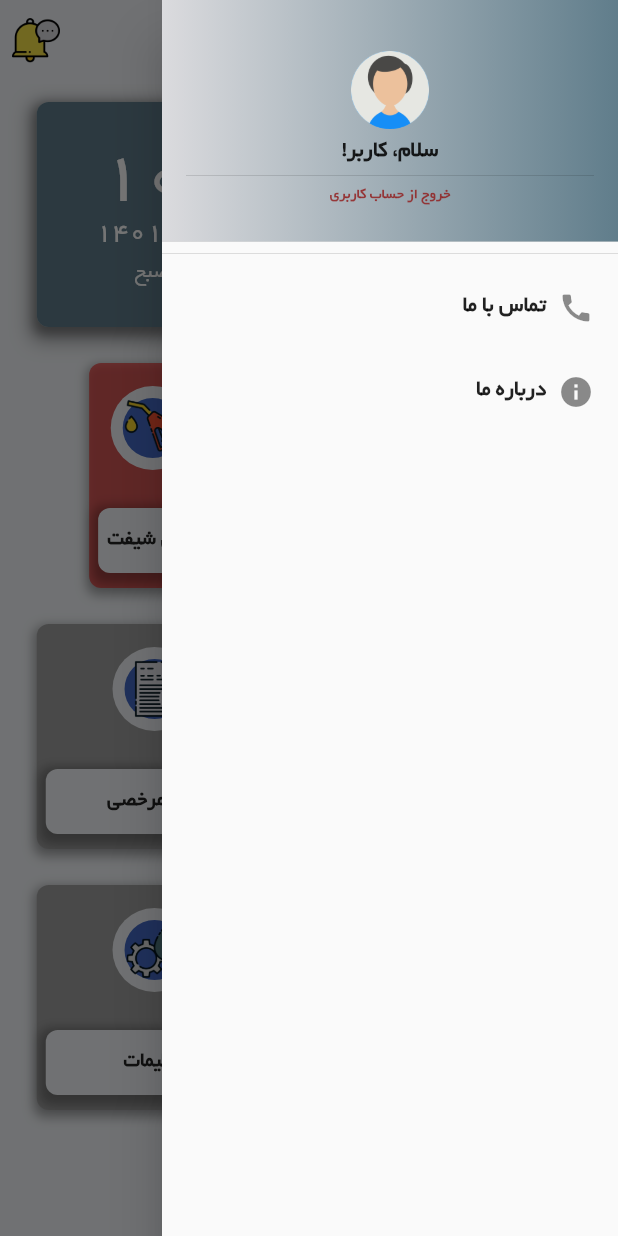
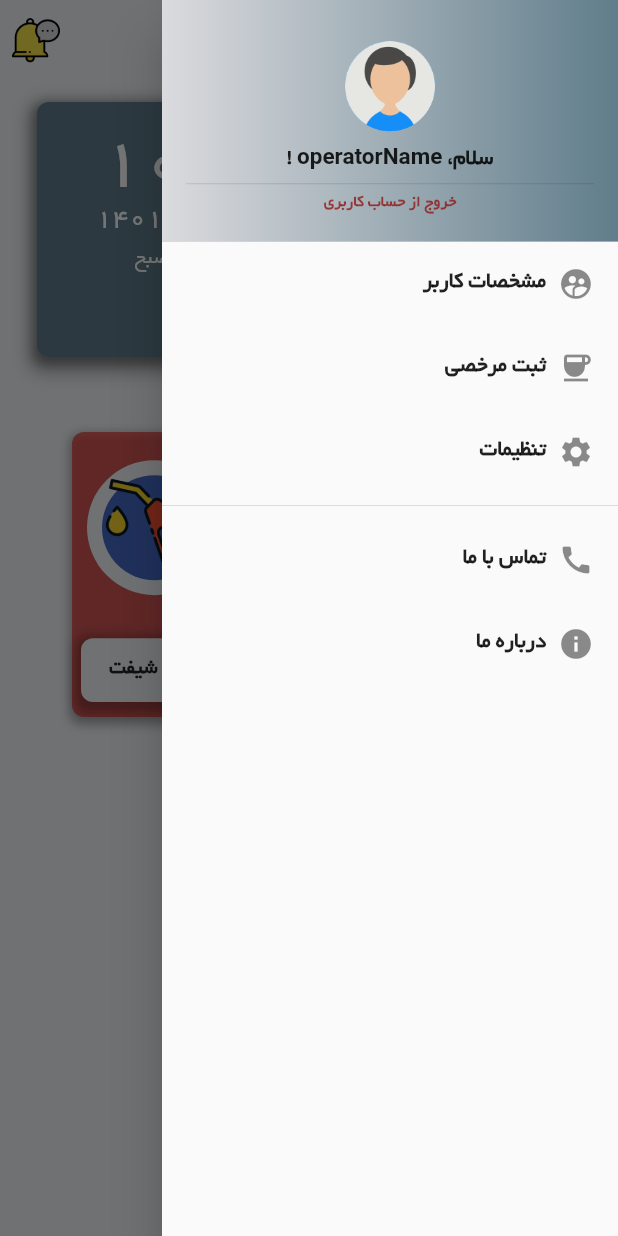
Before and after one commit to arrousta/ftm_service_app, a Flutter app: the HomePage screen opened by its route, with the side drawer open, on a phone screen of 412 x 824 dp. Run offline on Flutter 3.47's test engine with Material 2 defaults, Android fonts, the phone set to English and light mode, and no system bars; our stand-ins replace flutter_spinkit, package_info_plus, page_transition, shared_preferences, url_launcher_web; missing offline and left inert: package_info_plus_web, shared_preferences_web; accounts and stored records are empty; network calls fail.

Commit message:
Alireza : home screen UI changed and Drawer menu and some items

```diff
--- a/lib/screens/home_page.dart
+++ b/lib/screens/home_page.dart
@@ -12,7 +12,6 @@ import 'package:ftm_service_app/services/shared_preference.dart';
 import 'package:intl/intl.dart';
 import 'package:ftm_service_app/widgets/persian_date.dart';
 import 'package:page_transition/page_transition.dart';
-import 'package:shared_preferences/shared_preferences.dart';
 import '../widgets/icon_content.dart';
 import '../widgets/reusable_card.dart';
 import '../services/translations.dart';
@@ -23,6 +22,16 @@ class HomePage extends StatelessWidget {
     required this.operatorName,
   }) : super(key: key);
   final String operatorName;
+
+  void _handleLogout(BuildContext context) async {
+    SharedPreference sharedPreference = SharedPreference();
+    sharedPreference.remove("username");
+    Navigator.pushReplacement(
+      context,
+      PageTransition(
+          child: const WelcomePage(), type: PageTransitionType.leftToRight),
+    );
+  }
 
   @override
   Widget build(BuildContext context) {
@@ -66,7 +75,7 @@ class HomePage extends StatelessWidget {
                     mainAxisAlignment: MainAxisAlignment.center,
                     children: [
                       const CircleAvatar(
-                        radius: 26,
+                        radius: 30,
                         backgroundColor: Colors.blue,
                         child: Image(
                           image: AssetImage("assets/images/user.png"),
@@ -76,20 +85,86 @@ class HomePage extends StatelessWidget {
                         height: 8,
                       ),
                       Text(
-                        Translations.of(context).text("hi_user"),
+                        Translations.of(context).text("hi_user") +
+                            operatorName +
+                            " !",
                       ),
                       const Divider(),
                       GestureDetector(
-                        onTap: () {},
+                        onTap: () {
+                          _handleLogout(context);
+                        },
                         child: Text(
                           Translations.of(context).text("log_out"),
-                          style: TextStyle(color: kErrorColor, fontSize: 10),
+                          style: TextStyle(color: kErrorColor, fontSize: 11),
                         ),
                       ),
                     ],
                   ),
                 ],
               ),
+            ),
+            ListTile(
+              title: Row(
+                children: [
+                  Icon(Icons.supervised_user_circle),
+                  Padding(
+                    padding: EdgeInsets.only(right: 8),
+                    child: Text(Translations.of(context).text("profile")),
+                  ),
+                ],
+              ),
+              onTap: () {
+                Navigator.pop(context);
+                Navigator.push(
+                  context,
+                  PageTransition(
+                      child: MiCard(), type: PageTransitionType.leftToRight),
+                );
+                // Navigator.pop(context);
+              },
+            ),
+            ListTile(
+              title: Row(
+                children: [
+                  Icon(Icons.coffee),
+                  Padding(
+                    padding: EdgeInsets.only(right: 8),
+                    child: Text(Translations.of(context).text("take_leave")),
+                  ),
+                ],
+              ),
+              onTap: () {
+                Navigator.pop(context);
+                // Navigator.push(
+                //   context,
+                //   PageTransition(
+                //       child: MiCard(),
+                //       type: PageTransitionType.leftToRight),
+                // );
+                // Navigator.pop(context);
+              },
+            ),
+            ListTile(
+              title: Row(
+                children: [
+                  Icon(Icons.settings),
+                  Padding(
+                    padding: EdgeInsets.only(right: 8),
+                    child: Text(Translations.of(context).text("setting")),
+                  ),
+                ],
+              ),
+              onTap: () {
+                Navigator.pop(context);
+                // Navigator.push(
+                //   context,
+                //   PageTransition(
+                //       child: MiCard(),
+                //       type: PageTransitionType.leftToRight),
+                // );
+                // Navigator.pop(context);
+              },
             ),
             const Divider(),
             ListTile(
@@ -222,15 +297,6 @@ class _HomePageBodyState extends State<HomePageBody> {
     super.initState();
   }
 
-  void _handleLogout() async {
-    sharedPreference.remove("username");
-    Navigator.pushReplacement(
-      context,
-      PageTransition(
-          child: const WelcomePage(), type: PageTransitionType.leftToRight),
-    );
-  }
-
   @override
   Widget build(BuildContext context) {
     return WillPopScope(
@@ -256,11 +322,21 @@ class _HomePageBodyState extends State<HomePageBody> {
                         children: [
                           Column(
                             children: [
-                              const CircleAvatar(
+                              GestureDetector(
+                                onTap: () async {
+                                  await Navigator.push(
+                                    context,
+                                    PageTransition(
+                                        child: MiCard(),
+                                        type: PageTransitionType.leftToRight),
+                                  );
+                                },
+                                child: const CircleAvatar(
                                   radius: 40.0,
                                   backgroundColor: Colors.blue,
                                   backgroundImage:
                                       AssetImage("assets/images/user.png"),
+                                ),
                               ),
                               const SizedBox(
                                 height: 16,
@@ -301,21 +377,35 @@ class _HomePageBodyState extends State<HomePageBody> {
                           ),
                         ],
                       ),
+                      SizedBox(
+                        height: 5.0,
+                        width: 160.0,
+                        child: Divider(
+                          color: Colors.teal.shade100,
+                        ),
+                      ),
+                      Text(
+                        "جایگاه صغاد",
+                        style: const TextStyle(
+                            color: Colors.white, fontSize: 18.0),
+                      ),
                     ],
                   ),
                 ),
               ),
+              const SizedBox(
+                height: 26,
+              ),
               Row(
                 mainAxisAlignment: MainAxisAlignment.spaceAround,
                 children: [
-                  ReusableCard(
-                    colour: kGreenColor,
-                    cardChild: IconContent(
+                  IconContent(
+                    color: kGreenColor,
                     iconAddress: "assets/icon/gas-green.png",
                     label: Translations.of(context).text("start_shift"),
-                    ),
                     onPress: () {
-                      setState(() {
+                      setState(
+                        () {
                           Navigator.pushReplacement(
                             context,
                             PageTransition(
@@ -323,17 +413,17 @@ class _HomePageBodyState extends State<HomePageBody> {
                               child: LoadingPage(
                                 keyPage: 'start',
                                 operatorName: widget.operatorName,
-                              )),
+                              ),
+                            ),
                           );
-                      });
+                        },
+                      );
                     },
                   ),
-                  ReusableCard(
-                    colour: kRedColor,
-                    cardChild: IconContent(
+                  IconContent(
+                    color: kRedColor,
                     iconAddress: "assets/icon/gas-red.png",
                     label: Translations.of(context).text("end_shift"),
-                    ),
                     onPress: () {
                       Navigator.pushReplacement(
                         context,
@@ -342,72 +432,9 @@ class _HomePageBodyState extends State<HomePageBody> {
                               keyPage: 'end',
                               operatorName: widget.operatorName,
                             ),
-                              type: PageTransitionType.rightToLeft));
-                    },
-                  ),
-                ],
-              ),
-
-              Row(
-                children: [
-                  Expanded(
-                    child: ReusableCard(
-                      onPress: () {
-                        Navigator.push(
-                          context,
-                          PageTransition(
-                              child: MiCard(),
-                              type: PageTransitionType.leftToRight),
+                            type: PageTransitionType.rightToLeft),
                       );
                     },
-                      colour: kBoxBackgroundColor,
-                      cardChild: IconContent(
-                        iconAddress: "assets/icon/engineer.png",
-                        label: Translations.of(context).text("profile"),
-                      ),
-                    ),
-                  ),
-                  Expanded(
-                    child: ReusableCard(
-                      onPress: () {
-                        //TODO : TAKE LEAVE button
-                      },
-                      colour: kBoxBackgroundColor,
-                      cardChild: IconContent(
-                        iconAddress: "assets/icon/letter.png",
-                        label: Translations.of(context).text("take_leave"),
-                      ),
-                    ),
-                  ),
-                ],
-              ),
-              Row(
-                children: [
-                  Expanded(
-                    child: ReusableCard(
-                      colour: kBoxBackgroundColor,
-                      cardChild: IconContent(
-                        iconAddress: "assets/icon/flame.png",
-                        label: Translations.of(context).text("log_out"),
-                      ),
-                      onPress: () {
-                        setState(() {
-                          _handleLogout();
-                        });
-                      },
-                    ),
-                  ),
-                  Expanded(
-                    child: ReusableCard(
-                      onPress: () {
-                        //TODO : SETTING button
-                      },
-                      colour: kBoxBackgroundColor,
-                      cardChild: IconContent(
-                        iconAddress: "assets/icon/maintenance.png",
-                        label: Translations.of(context).text("setting"),
-                      ),
-                    ),
                   ),
                 ],
               ),
--- a/lib/screens/start_shift_page.dart
+++ b/lib/screens/start_shift_page.dart
@@ -333,7 +333,7 @@ class _StartShiftState extends State<StartShift> {
                                 ),
                               ),
                             );
-                          }, // add comment for git
+                          },
                           child: Row(
                             mainAxisAlignment: MainAxisAlignment.center,
                             children: [
--- a/lib/screens/welcome_page.dart
+++ b/lib/screens/welcome_page.dart
@@ -75,6 +75,9 @@ class _WelcomePageState extends State<WelcomePage> {
         Locale('fa', 'IR'),
         Locale('en', 'US'),
       ],
+      theme: ThemeData(
+        fontFamily: 'Yekan',
+      ),
       debugShowCheckedModeBanner: false,
       home: Scaffold(
         body: Center(
--- a/lib/widgets/icon_content.dart
+++ b/lib/widgets/icon_content.dart
@@ -1,32 +1,61 @@
 import 'package:flutter/material.dart';
 import 'package:ftm_service_app/constructor.dart';
 
-class IconContent extends StatelessWidget {
-  const IconContent({
-    Key? key,
+class IconContent extends StatefulWidget {
+  const IconContent(
+      {Key? key,
       required this.label,
       required this.iconAddress,
-  }) : super(key: key);
+      required this.color,
+      required this.onPress})
+      : super(key: key);
   final String? iconAddress;
   final String label;
+  final Color? color;
+  final Function()? onPress;
 
   @override
+  State<IconContent> createState() => _IconContentState();
+}
+
+class _IconContentState extends State<IconContent> {
+  @override
   Widget build(BuildContext context) {
-    return Container(
+    return GestureDetector(
+      onTap: widget.onPress,
+      child: Container(
+        height: 190,
+        width: 110,
+        margin: const EdgeInsets.symmetric(horizontal: 24.5, vertical: 12),
+        decoration: BoxDecoration(
+          color: widget.color,
+          boxShadow: const [
+            BoxShadow(
+              color: Color.fromRGBO(0, 0, 0, .3),
+              blurRadius: 5,
+              spreadRadius: 2,
+              offset: Offset(0, 3),
+            ),
+          ],
+          borderRadius: const BorderRadiusDirectional.all(
+            Radius.circular(8),
+          ),
+        ),
         child: Column(
           mainAxisAlignment: MainAxisAlignment.center,
           children: [
             Expanded(
-            flex: 2,
+              flex: 3,
               child: CircleAvatar(
-              radius: 28,
+                radius: 45,
                 backgroundColor: kLightBackgroundColor,
                 child: CircleAvatar(
+                  radius: 35,
                   backgroundColor: kPrimaryColor,
                   child: Image(
-                  image: AssetImage(iconAddress ?? ""),
-                  width: 80,
-                  height: 80,
+                    image: AssetImage(widget.iconAddress ?? ""),
+                    width: 90,
+                    height: 90,
                   ),
                 ),
               ),
@@ -42,7 +71,7 @@ class IconContent extends StatelessWidget {
                 margin: const EdgeInsets.symmetric(horizontal: 6),
                 decoration: buttonPanelPlateDecoration,
                 child: Text(
-                label,
+                  widget.label,
                   style: kMainTextStyle,
                 ),
               ),
@@ -52,6 +81,7 @@ class IconContent extends StatelessWidget {
             ),
           ],
         ),
+      ),
     );
   }
 }
--- a/lib/widgets/reusable_card.dart
+++ b/lib/widgets/reusable_card.dart
@@ -20,7 +20,7 @@ class ReusableCard extends StatelessWidget {
     return GestureDetector(
           onTap: onPress,
       child: Container(
-        height: 150,
+        height: 170,
         margin: const EdgeInsets.symmetric(horizontal: 24.5, vertical: 12),
         decoration: BoxDecoration(
           color: colour,
--- a/locale/fa.json
+++ b/locale/fa.json
@@ -78,6 +78,6 @@
   "confirm_breakdown_dispenser": "تایید خرابی جایگاه",
   "upload_image": "بارگزاری تصویر",
   "cancel": "انصراف",
-  "hi_user": "سلام، کاربر!",
+  "hi_user": "سلام، ",
   "about": "درباره ما"
 }
```
Also changed, not shown: lib/screens/call_page.dart (+5 -13 lines), lib/screens/confirmation_page.dart (+0 -16 lines), lib/screens/info_page.dart (+16 -28 lines), lib/screens/profile_page.dart (+59 -60 lines), lib/screens/sing_in_page.dart (+55 -24 lines), 1 other file. Lines whose indentation alone changed are shown as unchanged.
